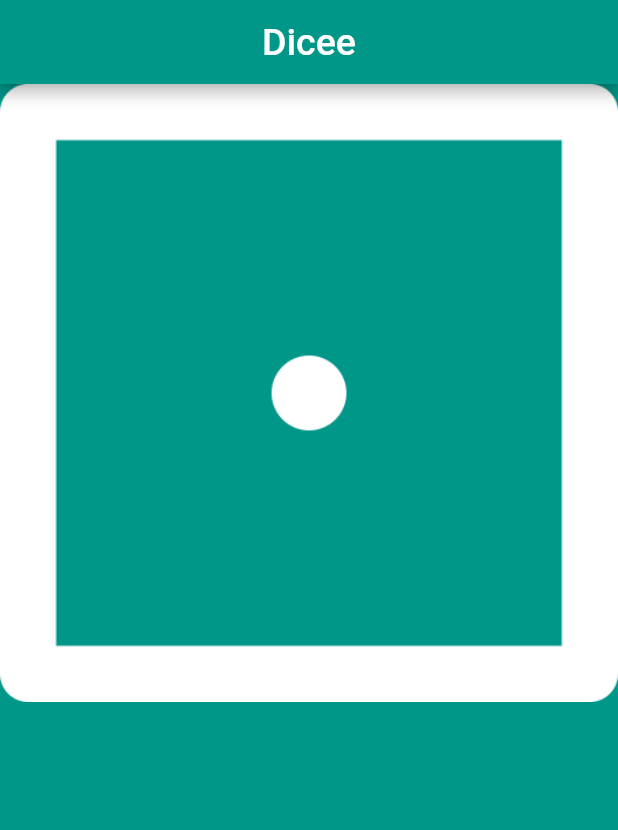
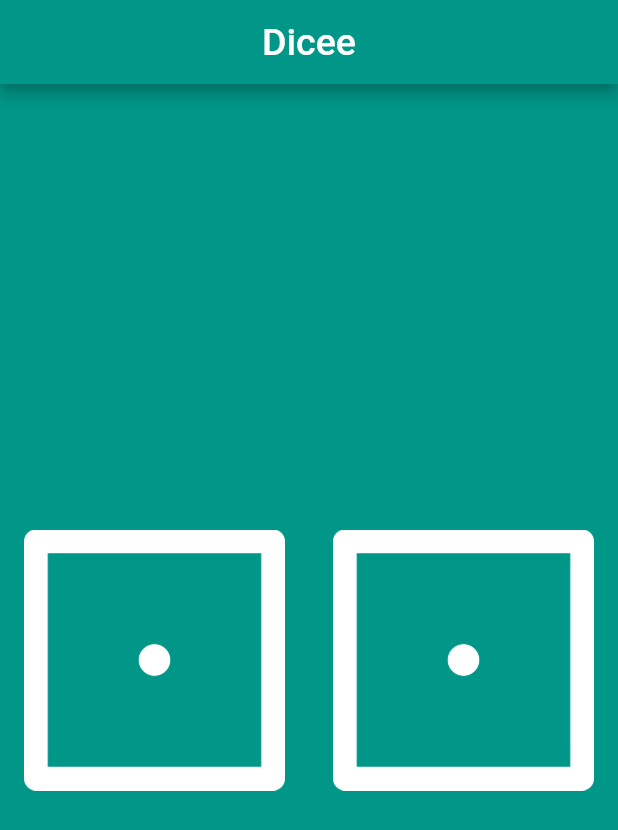
Before and after one commit to Bilas-Halder/Roll_The_Dice_Flutter_App, a Flutter app: the screen it shows after launch, on a phone screen of 412 x 824 dp. Shown: the top 830 px of the screen. Run offline on Flutter 3.47's test engine with Material 2 defaults, Android fonts, the phone set to English and light mode, and no system bars.

Commit message:
2 dice button added with onpress functionality

```diff
--- a/lib/main.dart
+++ b/lib/main.dart
@@ -1,4 +1,5 @@
 import 'package:flutter/material.dart';
+import 'dart:math';
 
 void main() {
   runApp(MaterialApp(
@@ -19,15 +20,59 @@ void main() {
   ));
 }
 
-class DicePage extends StatelessWidget {
+class DicePage extends StatefulWidget {
+  @override
+  _DicePageState createState() => _DicePageState();
+}
+
+class _DicePageState extends State<DicePage> {
+  int leftDiceNum = 1;
+  int rightDiceNum = 1;
+  void changeDiceNum(int side) {
+    setState(() {
+      if (side == 1) {
+        leftDiceNum = Random().nextInt(6) + 1;
+      } else if (side == 2) {
+        rightDiceNum = Random().nextInt(6) + 1;
+      } else {
+        leftDiceNum = Random().nextInt(6) + 1;
+        rightDiceNum = Random().nextInt(6) + 1;
+      }
+    });
+  }
+
   @override
   Widget build(BuildContext context) {
-    return Row(
+    return Column(
+      mainAxisAlignment: MainAxisAlignment.center,
       children: [
-        Expanded(
-          child: Image(
-            image: AssetImage('images/dice1.png'),
-          ),
+        Row(
+          children: [
+            Expanded(
+              flex: 1,
+              child: Padding(
+                padding: const EdgeInsets.all(8),
+                child: TextButton(
+                  child: Image.asset('images/dice$leftDiceNum.png'),
+                  onPressed: () {
+                    changeDiceNum(1);
+                  },
+                ),
+              ),
+            ),
+            Expanded(
+              flex: 1,
+              child: Padding(
+                padding: const EdgeInsets.all(8),
+                child: TextButton(
+                  child: Image.asset('images/dice$rightDiceNum.png'),
+                  onPressed: () {
+                    changeDiceNum(2);
+                  },
+                ),
+              ),
+            ),
+          ],
         )
       ],
     );
```
